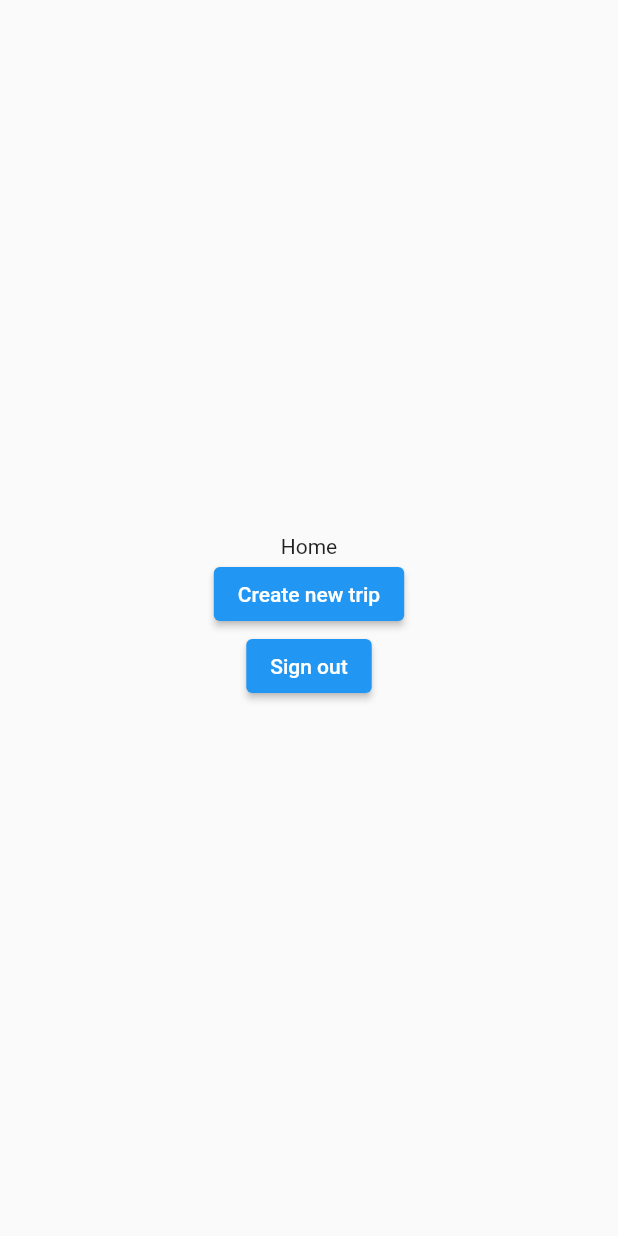
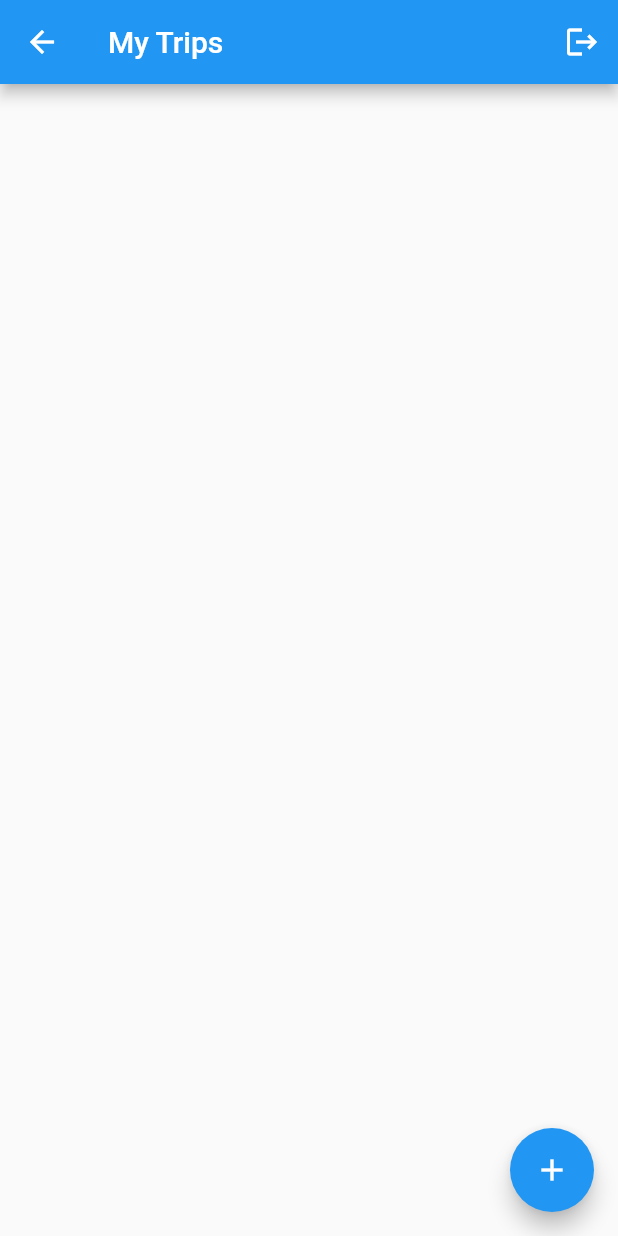
Before and after one commit to camphan12993/my-trips, a Flutter app: the Home screen opened by its route, on a phone screen of 412 x 824 dp. Run offline on Flutter 3.47's test engine with Material 2 defaults, Android fonts, the phone set to English and light mode, and no system bars; our stand-ins replace cloud_firestore, firebase_auth, firebase_core, flutter_easyloading, get; accounts and stored records are empty.

Commit message:
add trips

```diff
--- /dev/null
+++ b/lib/controllers/auth/auth_controller.dart
@@ -0,0 +1,42 @@
+import 'package:firebase_auth/firebase_auth.dart';
+import 'package:firebase_core/firebase_core.dart';
+import 'package:flutter_easyloading/flutter_easyloading.dart';
+import 'package:get/get.dart';
+import 'package:my_trips_app/core/services/index.dart';
+import 'package:my_trips_app/core/services/user_service.dart';
+import 'package:my_trips_app/models/app_user.dart';
+
+import '../../core/app_routes.dart';
+import '../../firebase_options.dart';
+
+class AuthController extends GetxController {
+  AppUser? user;
+  final AuthService _authService = AuthService();
+  final UserService _userService = UserService();
+  Future<void> doLogin(String email, String password) async {
+    EasyLoading.show(maskType: EasyLoadingMaskType.black);
+    user = await _authService.signInUsingEmailPassword(email: email, password: password);
+    EasyLoading.dismiss();
+    if (user != null) {
+      Get.offAndToNamed(AppRoutes.home);
+    }
+  }
+
+  Future<void> initFirebase() async {
+    // init firebase
+    await Firebase.initializeApp(
+      options: DefaultFirebaseOptions.currentPlatform,
+    );
+    User? firebaseUser = FirebaseAuth.instance.currentUser;
+    if (firebaseUser != null) {
+      user = await _userService.getUserById(firebaseUser.uid);
+      if (user != null) {
+        Get.offAndToNamed(AppRoutes.home);
+      } else {
+        Get.offAndToNamed(AppRoutes.login);
+      }
+    } else {
+      Get.offAndToNamed(AppRoutes.login);
+    }
+  }
+}
--- a/lib/controllers/home_controller.dart
+++ b/lib/controllers/home_controller.dart
@@ -1,11 +1,29 @@
 import 'package:get/get.dart';
+import 'package:my_trips_app/controllers/auth/auth_controller.dart';
 import 'package:my_trips_app/core/app_routes.dart';
 import 'package:my_trips_app/core/services/index.dart';
+import 'package:my_trips_app/core/services/trip_service.dart';
+import 'package:my_trips_app/models/trip.dart';
 
 class HomeController extends GetxController {
   AuthService authService = AuthService();
+  TripService _tripService = TripService();
+  AuthController _authController = Get.find();
+  RxList<Trip> trips = RxList([]);
   Future<void> signout() async {
     await authService.signOut();
     Get.offAndToNamed(AppRoutes.login);
   }
+
+  @override
+  void onInit() {
+    getTrips();
+    super.onInit();
+  }
+
+  Future<void> getTrips() async {
+    var result = await _tripService.getTrips(uid: _authController.user!.uid);
+    trips.clear();
+    trips.addAll(result);
+  }
 }
--- /dev/null
+++ b/lib/core/services/trip_service.dart
@@ -0,0 +1,24 @@
+import 'package:cloud_firestore/cloud_firestore.dart';
+import 'package:my_trips_app/models/trip.dart';
+
+class TripService {
+  Future<void> createTrip({required String name, required String adminId}) async {
+    final CollectionReference tripCollection = FirebaseFirestore.instance.collection('trips');
+    DocumentReference result = await tripCollection.add({'id': '', 'name': name, 'adminId': adminId});
+    await result.update({'id': result.id});
+    final DocumentReference userRef = FirebaseFirestore.instance.collection('users').doc(adminId);
+    await userRef.update({
+      'trips': FieldValue.arrayUnion([result.id])
+    });
+  }
+
+  Future<List<Trip>> getTrips({required String uid}) async {
+    List<Trip> trips = [];
+    final CollectionReference tripCollection = FirebaseFirestore.instance.collection('trips');
+    QuerySnapshot result = await tripCollection.get();
+    result.docs.forEach((d) {
+      trips.add(Trip.fromMap(d.data() as Map<String, dynamic>));
+    });
+    return trips;
+  }
+}
--- a/lib/main.dart
+++ b/lib/main.dart
@@ -1,12 +1,18 @@
 import 'package:flutter/material.dart';
 import 'package:flutter_easyloading/flutter_easyloading.dart';
 import 'package:get/get.dart';
+import 'package:my_trips_app/controllers/auth/auth_controller.dart';
 import 'package:my_trips_app/core/app_pages.dart';
 import 'package:my_trips_app/core/app_routes.dart';
 
 void main() async {
   WidgetsFlutterBinding.ensureInitialized();
+  initInstances();
   runApp(const MyApp());
+}
+
+initInstances() {
+  Get.put(AuthController(), permanent: true);
 }
 
 class MyApp extends StatelessWidget {
--- a/lib/models/app_user.dart
+++ b/lib/models/app_user.dart
@@ -28,7 +28,7 @@ class AppUser {
       uid: map['uid'] ?? '',
       name: map['name'] ?? '',
       email: map['email'] ?? '',
-      tripIds: List<String>.from(map['tripIds']),
+      tripIds: map['tripIds'] != null ? List<String>.from(map['tripIds']) : [],
     );
   }
 
--- /dev/null
+++ b/lib/models/trip.dart
@@ -0,0 +1,34 @@
+import 'dart:convert';
+
+class Trip {
+  final String id;
+  final String name;
+  final String adminId;
+  Trip({
+    required this.id,
+    required this.name,
+    required this.adminId,
+  });
+
+  Map<String, dynamic> toMap() {
+    final result = <String, dynamic>{};
+
+    result.addAll({'id': id});
+    result.addAll({'name': name});
+    result.addAll({'adminId': adminId});
+
+    return result;
+  }
+
+  factory Trip.fromMap(Map<String, dynamic> map) {
+    return Trip(
+      id: map['id'] ?? '',
+      name: map['name'] ?? '',
+      adminId: map['adminId'] ?? '',
+    );
+  }
+
+  String toJson() => json.encode(toMap());
+
+  factory Trip.fromJson(String source) => Trip.fromMap(json.decode(source));
+}
--- a/lib/screens/home.dart
+++ b/lib/screens/home.dart
@@ -9,23 +9,34 @@ class Home extends GetView<HomeController> {
   @override
   Widget build(BuildContext context) {
     return Scaffold(
+      appBar: AppBar(
+        title: const Text('My Trips'),
+        actions: [IconButton(onPressed: controller.signout, icon: const Icon(Icons.logout))],
+      ),
+      floatingActionButton: FloatingActionButton(
+        onPressed: () => Get.toNamed(AppRoutes.createTrip)!.then((value) {
+          controller.getTrips();
+        }),
+        child: const Icon(Icons.add),
+      ),
       body: SafeArea(
-          child: Center(
-        child: Column(
-          mainAxisAlignment: MainAxisAlignment.center,
-          children: [
-            Text('Home'),
-            ElevatedButton(
-              onPressed: () {
-                Get.toNamed(AppRoutes.createTrip);
-              },
-              child: Text('Create new trip'),
-            ),
-            ElevatedButton(
-              onPressed: controller.signout,
-              child: Text('Sign out'),
-            ),
-          ],
+          child: Padding(
+        padding: const EdgeInsets.all(10.0),
+        child: Obx(
+          () => Column(
+            children: controller.trips
+                .map((e) => Padding(
+                      padding: const EdgeInsets.symmetric(vertical: 4),
+                      child: Card(
+                        child: ListTile(
+                          title: Text(
+                            e.name,
+                          ),
+                        ),
+                      ),
+                    ))
+                .toList(),
+          ),
         ),
       )),
     );
```
Also changed, not shown: lib/controllers/auth/login_controller.dart (+3 -15 lines), lib/controllers/splash_controller.dart (+3 -20 lines), lib/controllers/trips/create_trip_controller.dart (+18 -0 lines), lib/core/services/auth_service.dart (+9 -4 lines), lib/core/services/user_service.dart (+10 -1 lines), lib/screens/trips/create_trip.dart (+36 -0 lines), 1 other file.
